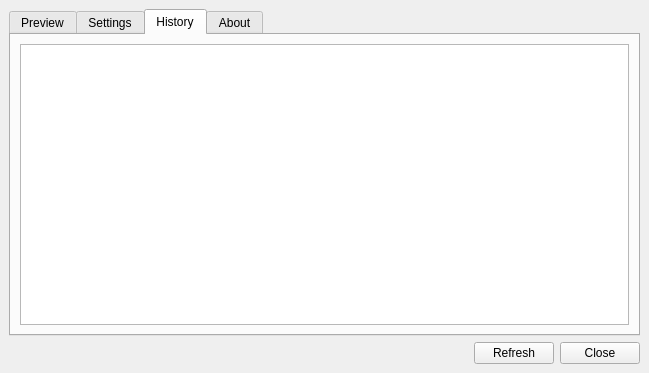
This is ui/mainwindow.ui in se0siris/bing-wallpaper-changer as Qt 5 draws it before an edit. The edited form follows.
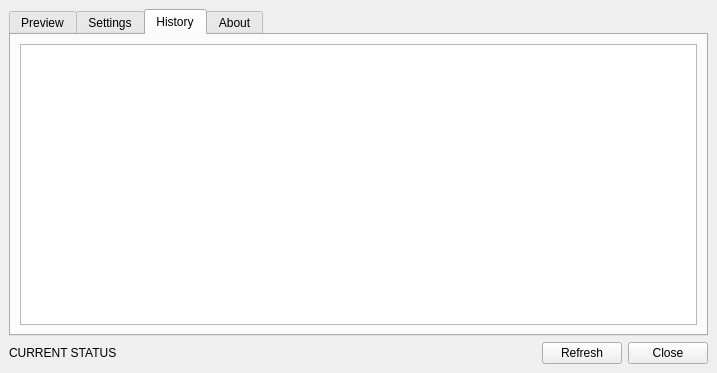
This is the edited form. The open tabs and pages were chosen to show the change. Icons and pictures are not drawn. Custom widgets are drawn as their Qt base class.

Commit message: Updated HTTP downloading to use Qt. Added thumbnail images to History tab.

The edit to the form file:
```diff
--- a/ui/mainwindow.ui
+++ b/ui/mainwindow.ui
@@ -6,7 +6,7 @@
    <rect>
     <x>0</x>
     <y>0</y>
-    <width>649</width>
+    <width>717</width>
     <height>373</height>
    </rect>
   </property>
@@ -290,7 +290,23 @@
        </attribute>
        <layout class="QVBoxLayout" name="verticalLayout_4">
         <item>
-         <widget class="QListView" name="lv_wallpaper_history"/>
+         <widget class="QListWidget" name="lw_wallpaper_history">
+          <property name="movement">
+           <enum>QListView::Static</enum>
+          </property>
+          <property name="resizeMode">
+           <enum>QListView::Adjust</enum>
+          </property>
+          <property name="spacing">
+           <number>5</number>
+          </property>
+          <property name="viewMode">
+           <enum>QListView::IconMode</enum>
+          </property>
+          <property name="uniformItemSizes">
+           <bool>true</bool>
+          </property>
+         </widget>
         </item>
        </layout>
       </widget>
@@ -397,6 +413,13 @@
     </item>
     <item>
      <layout class="QHBoxLayout" name="horizontalLayout">
+      <item>
+       <widget class="QLabel" name="lbl_status">
+        <property name="text">
+         <string>CURRENT STATUS</string>
+        </property>
+       </widget>
+      </item>
       <item>
        <spacer name="horizontalSpacer">
         <property name="orientation">
```
The commit also changes 2 other files.
